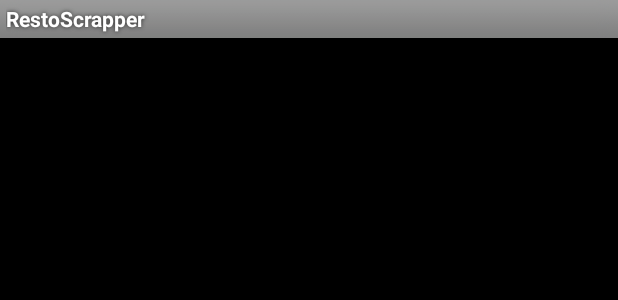
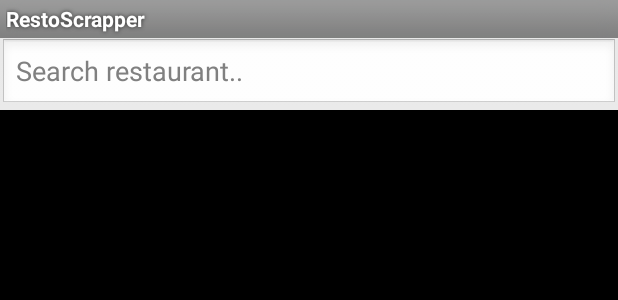
Before and after one commit to moharnab123saikia/CSC510-group-f, an Android app: the layout activity_main.xml on its own in the app's theme, with its tools: preview values and no code run, on a phone screen of 412 x 824 dp. Shown: the top 300 px of the screen. Run offline under Robolectric (Android 15) with nearby library versions, the phone set to English and light mode, and no system bars.

Commit message:
search box implementation

```diff
--- a/resto_scrapper_app/RestoScrapper/app/src/main/res/layout/activity_main.xml
+++ b/resto_scrapper_app/RestoScrapper/app/src/main/res/layout/activity_main.xml
@@ -1,7 +1,14 @@
-<RelativeLayout xmlns:android="http://schemas.android.com/apk/res/android"
+<LinearLayout xmlns:android="http://schemas.android.com/apk/res/android"
     xmlns:tools="http://schemas.android.com/tools"
-    android:layout_width="match_parent"
-    android:layout_height="match_parent" >
+    android:layout_width="fill_parent"
+    android:layout_height="fill_parent"
+    android:orientation="vertical">
+
+    <EditText android:id="@+id/inputSearch"
+        android:layout_width="fill_parent"
+        android:layout_height="wrap_content"
+        android:hint="Search restaurant.."
+        android:inputType="textVisiblePassword"/>
 
     <ListView
         android:layout_width="match_parent"
@@ -10,4 +17,4 @@
         android:background="@color/black"
         />
 
-</RelativeLayout>
+</LinearLayout>
```
